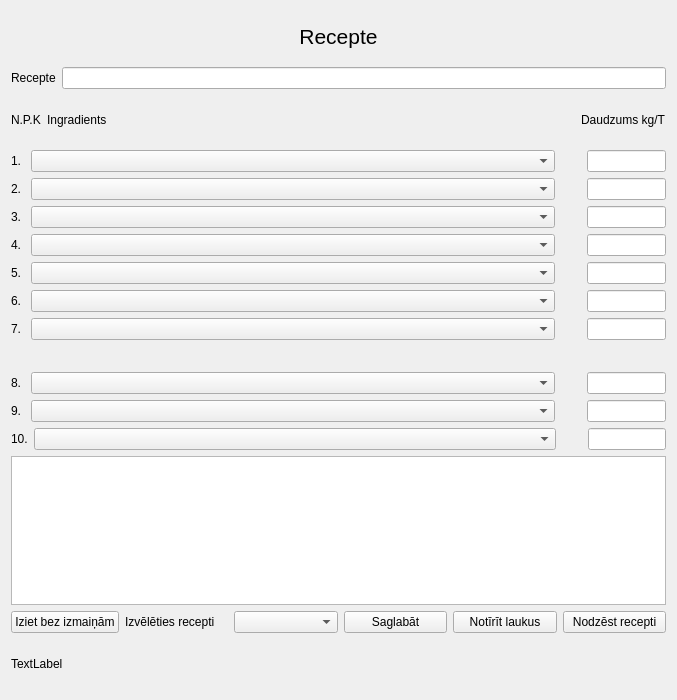
This is recipet.ui in kasarkonic/Sauka1 as Qt 5 draws it before an edit. The edited form follows.
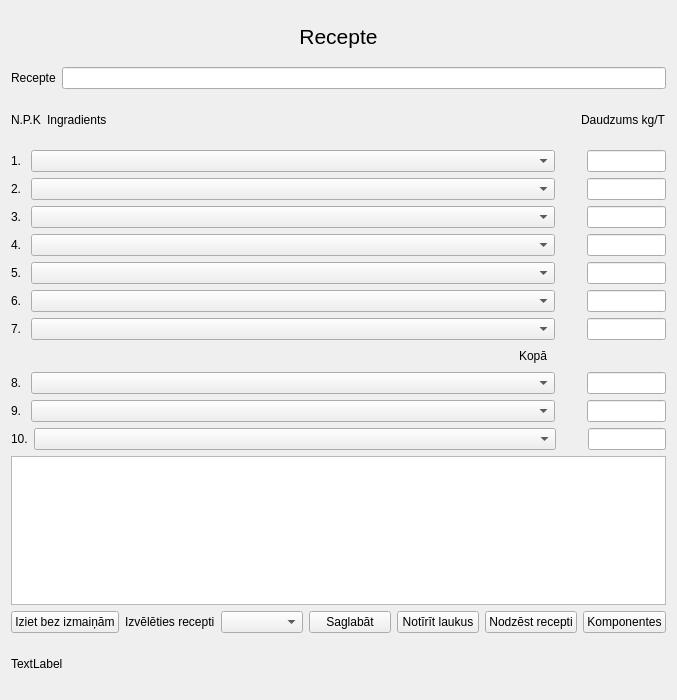
This is the edited form.

Diff of the .ui file:
```diff
--- a/recipet.ui
+++ b/recipet.ui
@@ -298,7 +298,7 @@
       </layout>
      </item>
      <item>
-      <layout class="QHBoxLayout" name="horizontalLayout_16" stretch="50,6">
+      <layout class="QHBoxLayout" name="horizontalLayout_16" stretch="42,0,0,6">
        <item>
         <spacer name="horizontalSpacer_12">
          <property name="orientation">
@@ -312,6 +312,26 @@
          </property>
         </spacer>
        </item>
+       <item>
+        <widget class="QLabel" name="label_13">
+         <property name="text">
+          <string>Kopā</string>
+         </property>
+        </widget>
+       </item>
+       <item>
+        <spacer name="horizontalSpacer_13">
+         <property name="orientation">
+          <enum>Qt::Horizontal</enum>
+         </property>
+         <property name="sizeHint" stdset="0">
+          <size>
+           <width>40</width>
+           <height>20</height>
+          </size>
+         </property>
+        </spacer>
+       </item>
        <item>
         <widget class="QLabel" name="label_sum">
          <property name="text">
@@ -458,6 +478,13 @@
          </property>
         </widget>
        </item>
+       <item>
+        <widget class="QPushButton" name="pushButton_components_Card">
+         <property name="text">
+          <string>Komponentes</string>
+         </property>
+        </widget>
+       </item>
       </layout>
      </item>
      <item>
```
